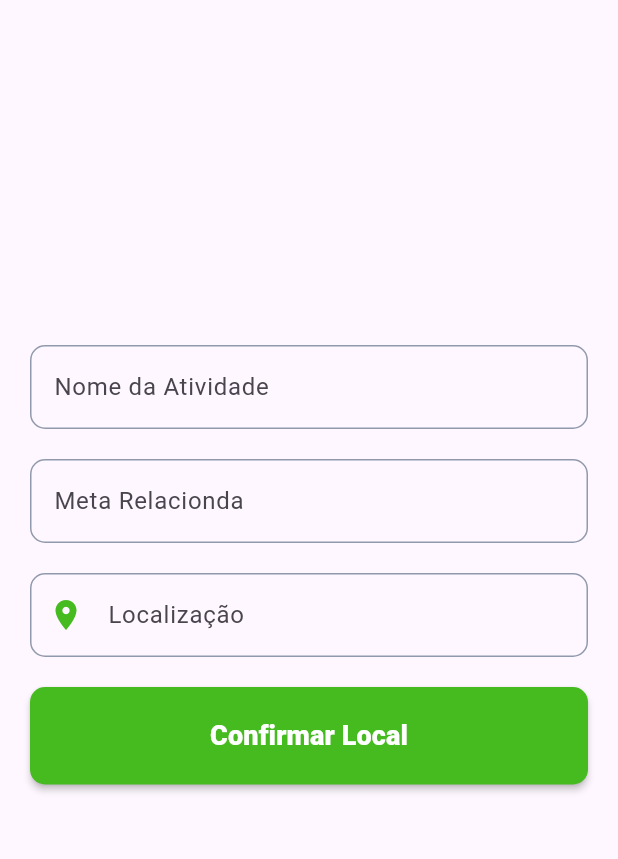
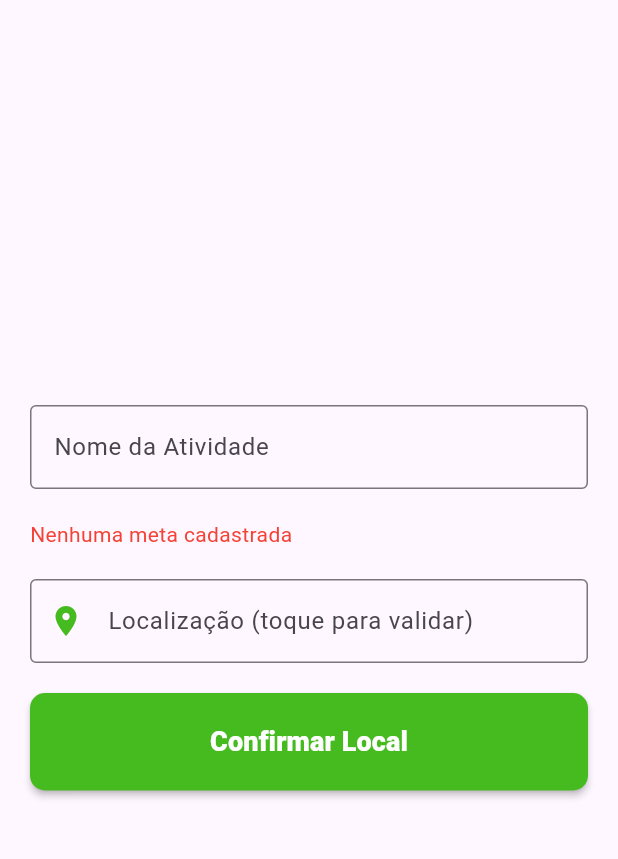
Before and after one commit to cristianvitor01/pdm_projeto_pesquisa, a Flutter app: the CheckIn screen opened by its route, after a tap on "Novo Check-In", on a phone screen of 412 x 824 dp, the part 84-943 px from its top. Run offline on Flutter 3.47's test engine with Material 3 defaults, Android fonts, the phone set to English and light mode, and no system bars; our stand-ins replace geolocator, get, hive, hive_flutter; accounts and stored records are empty.

Commit message:
tela de checkin funcional

```diff
--- /dev/null
+++ b/lib/models/check_in_model.dart
@@ -0,0 +1,25 @@
+import 'package:hive/hive.dart';
+
+part 'check_in_model.g.dart';
+
+@HiveType(typeId: 1)
+class CheckInModel extends HiveObject {
+  @HiveField(0)
+  String nome;
+
+  @HiveField(1)
+  String metaRelacionada;
+
+  @HiveField(2)
+  String localizacao;
+
+  @HiveField(3)
+  DateTime data;
+
+  CheckInModel({
+    required this.nome,
+    required this.metaRelacionada,
+    required this.localizacao,
+    required this.data,
+  });
+}
--- a/lib/routers/pages.dart
+++ b/lib/routers/pages.dart
@@ -28,9 +28,9 @@ class AppPages {
     GetPage(name: Routes.NOVO_FORMULARIO, page: () => const NovoFormularioPage()),
     GetPage(name: Routes.HISTORICO_FORMULARIOS, page: () => const HistoricoFormulariosPage()),
     GetPage(name: Routes.CHECK_IN, page: () => const CheckIn()),
-    GetPage(name: Routes.CREATE_CHECK_IN, page: () => const CreateCheckIn()),
+    GetPage(name: Routes.CREATE_CHECK_IN, page: () => CreateCheckIn()),
     GetPage(name: Routes.CHECK_OUT, page: () => const CheckOut()),
-    GetPage(name: Routes.REALIZAR_CHECK_OUT, page: () => const RealizarCheckOut()),
+    GetPage(name: Routes.REALIZAR_CHECK_OUT, page: () => RealizarCheckOut()),
     GetPage(name: Routes.FINALIZAR_META, page: () => const FinalizarMeta()),
     GetPage(name: Routes.DETALHES_DA_META, page: () => DetalhesDaMeta()),
     GetPage(name: Routes.META_HISTORICO, page: () => const MetaHistoricoPage()),
--- a/lib/screens/check_in.dart
+++ b/lib/screens/check_in.dart
@@ -1,15 +1,19 @@
 import 'package:flutter/material.dart';
+import 'package:get/get.dart';
+import 'package:pdm_projeto_pesquisa/controllers/check_in_controller.dart';
 import 'package:pdm_projeto_pesquisa/utils/app_colors.dart';
 import 'package:pdm_projeto_pesquisa/widgets/app_drawer.dart';
+import 'package:pdm_projeto_pesquisa/widgets/elevated_white_button.dart';
 import 'package:pdm_projeto_pesquisa/widgets/elevatedbuttom.dart';
 import 'package:pdm_projeto_pesquisa/routers/pages.dart';
-import 'package:get/get.dart';
 
 class CheckIn extends StatelessWidget {
   const CheckIn({super.key});
 
   @override
   Widget build(BuildContext context) {
+    final CheckInController controller = Get.find();
+
     return Scaffold(
       appBar: AppBar(
         title: const Text('Check In', style: TextStyle(color: AppColors.white)),
@@ -18,59 +22,40 @@ class CheckIn extends StatelessWidget {
       drawer: const AppDrawer(),
       body: SingleChildScrollView(
         child: ConstrainedBox(
-          constraints: BoxConstraints(
-            minHeight: MediaQuery.of(context).size.height,
-          ),
+          constraints: BoxConstraints(minHeight: MediaQuery.of(context).size.height),
           child: IntrinsicHeight(
             child: Padding(
               padding: const EdgeInsets.symmetric(horizontal: 20.0),
               child: Column(
                 mainAxisAlignment: MainAxisAlignment.center,
-                crossAxisAlignment: CrossAxisAlignment.start,
+                children: [
+                  const Text(
+                    'Atividades em andamento',
+                    style: TextStyle(
+                      fontSize: 18,
+                      fontWeight: FontWeight.bold),
+                  ),
+                  const SizedBox(height: 30),
 
-                children: [
-                  const Center(
-                    child: Text(
-                      "Atividades em andamento",
-                      textAlign: TextAlign.center,
-                      style: TextStyle(
-                        fontSize: 18,
-                        fontWeight: FontWeight.bold,
-                        color: AppColors.black,
-                      ),
-                    ),
-                  ),
-
-                  const SizedBox(height: 30),
-                  Container(
-                    width: double.infinity,
-                    height: 70,
-                    decoration: BoxDecoration(
-                      color: AppColors.white,
-                      borderRadius: BorderRadius.circular(12),
-                      boxShadow: [
-                        BoxShadow(
-                          color: AppColors.black.withValues(alpha: 0.2),
-                          blurRadius: 4,
-                          offset: const Offset(0, 4),
-                        ),
-                      ],
-                    ),
-                    //Botao para concluir atividade
-                    child: TextButton(
-                      onPressed: () {
-                        Get.toNamed(Routes.REALIZAR_CHECK_OUT);
-                      },
-                      child: const Text(
-                        'Laboratório',
-                        style: TextStyle(
-                          color: AppColors.green,
-                          fontSize: 16,
-                          fontWeight: FontWeight.bold,
-                        ),
-                      ),
-                    ),
-                  ),
+                  Obx(() {
+                    if (controller.checkIns.isEmpty) {
+                      return const Text("Nenhuma atividade iniciada.");
+                    }
+                    // Gera uma lista de botões baseada no banco de dados
+                    return Column(
+                      children: controller.checkIns.map((checkin) {
+                        return Padding(
+                          padding: const EdgeInsets.only(bottom: 15),
+                          child: CustomWhiteButton(
+                            text: "${checkin.nome}",
+                            onPressed: () {
+                              Get.toNamed(Routes.REALIZAR_CHECK_OUT, arguments: checkin);
+                            },
+                          ),
+                        );
+                      }).toList(),
+                    );
+                  }),
 
                   const SizedBox(height: 20),
 
@@ -80,8 +65,6 @@ class CheckIn extends StatelessWidget {
                       Get.toNamed(Routes.CREATE_CHECK_IN);
                     },
                   ),
-
-                  const SizedBox(height: 30),
                 ],
               ),
             ),
--- a/lib/screens/create_check_in.dart
+++ b/lib/screens/create_check_in.dart
@@ -1,17 +1,26 @@
 import 'package:flutter/material.dart';
 import 'package:get/get.dart';
+import 'package:geolocator/geolocator.dart';
+
+import 'package:pdm_projeto_pesquisa/controllers/check_in_controller.dart';
+import 'package:pdm_projeto_pesquisa/models/meta.dart';
 import 'package:pdm_projeto_pesquisa/utils/app_colors.dart';
 import 'package:pdm_projeto_pesquisa/widgets/app_drawer.dart';
 import 'package:pdm_projeto_pesquisa/widgets/elevatedbuttom.dart';
-import 'package:pdm_projeto_pesquisa/widgets/textfieldcustom.dart';
-import 'package:pdm_projeto_pesquisa/routers/pages.dart';
-
+import 'package:pdm_projeto_pesquisa/widgets/meta_dropdown.dart';
+import 'package:pdm_projeto_pesquisa/utils/location_service.dart';
 
 class CreateCheckIn extends StatelessWidget {
-  const CreateCheckIn ({super.key});
+  CreateCheckIn({super.key});
+
+  final nomeController = TextEditingController();
+  final localController = TextEditingController();
+
+  final CheckInController checkInController = Get.find();
+
+  final Rx<Meta?> metaSelecionada = Rx<Meta?>(null);
 
   @override
-
   Widget build(BuildContext context) {
     return Scaffold(
       appBar: AppBar(
@@ -22,47 +31,106 @@ class CreateCheckIn extends StatelessWidget {
         backgroundColor: AppColors.green,
       ),
       drawer: const AppDrawer(),
-
       body: SingleChildScrollView(
-
-        child: Padding(
         padding: const EdgeInsets.symmetric(horizontal: 20, vertical: 20),
         child: Column(
-
           crossAxisAlignment: CrossAxisAlignment.start,
           children: [
-              const SizedBox(height: 200),
+            const SizedBox(height: 250),
 
+            TextField(
+              controller: nomeController,
+              decoration: const InputDecoration(
+                labelText: 'Nome da Atividade',
+                border: OutlineInputBorder(),
+              ),
+            ),
 
-              const SizedBox(height: 10),
-
-              CustomTextField(
-                hintText: "Nome da Atividade",
-                keyboardType: TextInputType.none,
-              ),
             const SizedBox(height: 20),
 
+            MetaDropdown(metaSelecionada: metaSelecionada),
 
-              CustomTextField(
-                hintText: "Meta Relacionda",
-                keyboardType: TextInputType.none,
-              ),
             const SizedBox(height: 20),
 
-              CustomTextField(
-                hintText: "Localização",
-                keyboardType: TextInputType.none,
-                prefixIcon: Icon(Icons.location_on, color: AppColors.green),
+            GestureDetector(
+              onTap: () async {
+                bool permitido =
+                    await LocationService.estaNoPerimetroPermitido();
+
+                if (!permitido) {
+                  Get.snackbar(
+                    'Localização inválida',
+                    'Você não está no local permitido',
+                    backgroundColor: Colors.red.withOpacity(0.6),
+                    colorText: Colors.white,
+                  );
+                  return;
+                }
+
+                Position? position =
+                    await LocationService.getCurrentLocation();
+
+                if (position != null) {
+                  localController.text =
+                      'Lat: ${position.latitude}, Lng: ${position.longitude}';
+                }
+              },
+              child: AbsorbPointer(
+                child: TextField(
+                  controller: localController,
+                  decoration: const InputDecoration(
+                    labelText: 'Localização (toque para validar)',
+                    border: OutlineInputBorder(),
+                    prefixIcon:
+                        Icon(Icons.location_on, color: AppColors.green),
                   ),
+                ),
+              ),
+            ),
+
             const SizedBox(height: 20),
 
-              // Botão Check-Out
             CustomElevatedButton(
-                text: "Confirmar Local",
-                onPressed: () {
-                  // Voltar para a tela de Check IN
-                  Get.offAllNamed(Routes.CHECK_IN);
-                  // arguments: "Check-out realizado com sucesso!";
+              text: 'Confirmar Local',
+              onPressed: () async {
+                if (nomeController.text.isEmpty ||
+                    metaSelecionada.value == null ||
+                    localController.text.isEmpty) {
+                  Get.snackbar('Erro', 'Preencha todos os campos');
+                  return;
+                }
+
+                bool permitido =
+                    await LocationService.estaNoPerimetroPermitido();
+
+                if (!permitido) {
+                  Get.snackbar(
+                    'Check-in bloqueado',
+                    'Você não está no local autorizado',
+                    backgroundColor: Colors.red.withOpacity(0.6),
+                    colorText: Colors.white,
+                  );
+                  return;
+                }
+
+                checkInController.adicionarCheckIn(
+                  nomeController.text,
+                  metaSelecionada.value!.nome,
+                  localController.text,
+                );
+
+                nomeController.clear();
+                localController.clear();
+                metaSelecionada.value = null;
+
+                Get.back();
+
+                Get.snackbar(
+                  'Sucesso',
+                  'Check-in realizado com GPS!',
+                  backgroundColor: Colors.green.withOpacity(0.5),
+                  colorText: Colors.white,
+                );
               },
             ),
 
@@ -70,7 +138,6 @@ class CreateCheckIn extends StatelessWidget {
           ],
         ),
       ),
-      ),
     );
   }
 }
--- /dev/null
+++ b/lib/widgets/meta_dropdown.dart
@@ -0,0 +1,43 @@
+import 'package:flutter/material.dart';
+import 'package:get/get.dart';
+import 'package:pdm_projeto_pesquisa/controllers/metas_controller.dart';
+import 'package:pdm_projeto_pesquisa/models/meta.dart';
+
+class MetaDropdown extends StatelessWidget {
+  MetaDropdown({
+    super.key,
+    required this.metaSelecionada,
+  });
+
+  final Rx<Meta?> metaSelecionada;
+  final MetasController metasController = Get.find<MetasController>();
+
+  @override
+  Widget build(BuildContext context) {
+    return Obx(() {
+      if (metasController.metas.isEmpty) {
+        return const Text(
+          'Nenhuma meta cadastrada',
+          style: TextStyle(color: Colors.red),
+        );
+      }
+
+      return DropdownButtonFormField<Meta>(
+        decoration: const InputDecoration(
+          labelText: 'Meta Relacionada',
+          border: OutlineInputBorder(),
+        ),
+        value: metaSelecionada.value,
+        items: metasController.metas.map((meta) {
+          return DropdownMenuItem<Meta>(
+            value: meta,
+            child: Text(meta.nome),
+          );
+        }).toList(),
+        onChanged: (meta) {
+          metaSelecionada.value = meta;
+        },
+      );
+    });
+  }
+}
--- a/pubspec.yaml
+++ b/pubspec.yaml
@@ -49,11 +49,12 @@ dev_dependencies:
   # activated in the `analysis_options.yaml` file located at the root of your
   # package. See that file for information about deactivating specific lint
   # rules and activating additional ones.
-  flutter_lints: ^5.0.0
+  flutter_lints: ^6.0.0
 
   hive_generator: ^2.0.1
   build_runner: ^2.4.9
 
+  geolocator: ^14.0.2
 # For information on the generic Dart part of this file, see the
 # following page: https://dart.dev/tools/pub/pubspec
 
```
Also changed, not shown: lib/controllers/check_in_controller.dart (added, +68 -0 lines), lib/main.dart (+11 -1 lines), lib/screens/check_out.dart (+27 -32 lines), lib/screens/realizar_check_out.dart (+34 -16 lines), lib/utils/location_service.dart (added, +41 -0 lines), lib/widgets/elevated_white_button.dart (added, +58 -0 lines), lib/models/check_in_model.g.dart (added), pubspec.lock, 4 other files. Lines whose indentation alone changed are shown as unchanged.
